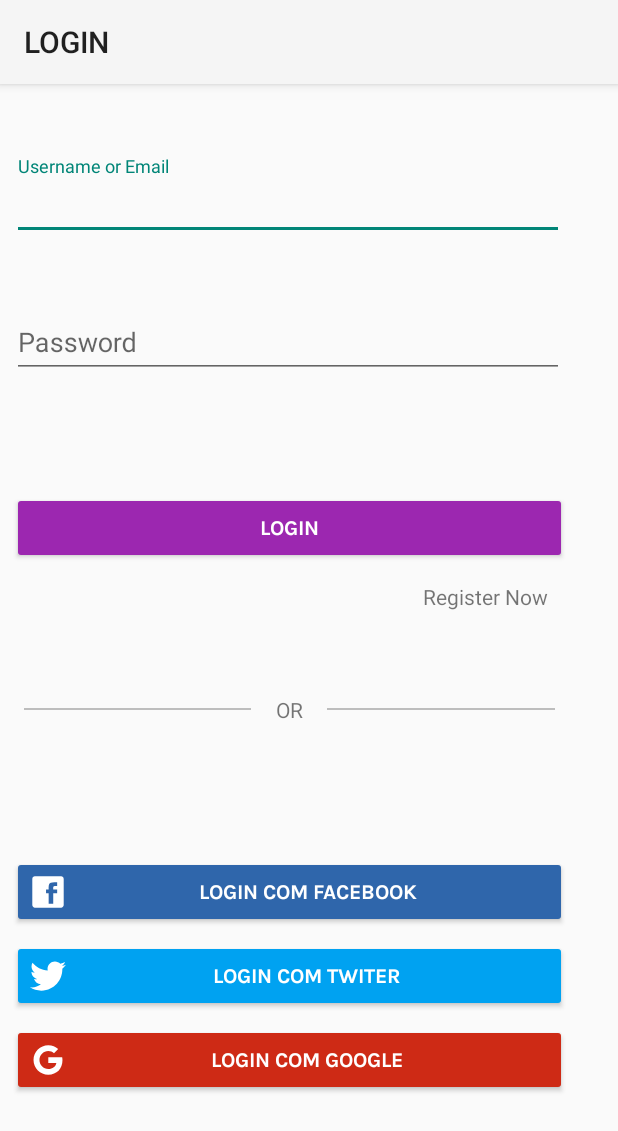
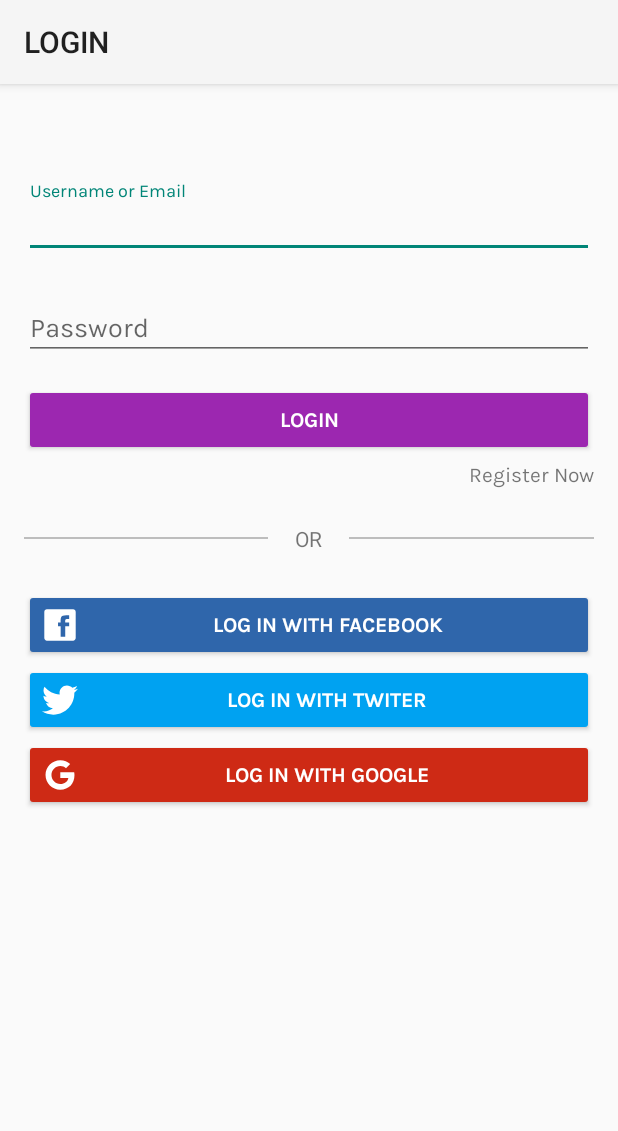
Before and after one commit to sergiokoloszuk/DigitalNews, an Android app: the LoginActivity screen opened directly, with no data from a screen before it, on a phone screen of 412 x 824 dp. Shown: the top 1131 px of the screen. Run offline under Robolectric (Android 15) with nearby library versions, the light colour scheme and no system bars.

Commit message:
ajustes feitos e activity check box

```diff
--- a/app/src/main/AndroidManifest.xml
+++ b/app/src/main/AndroidManifest.xml
@@ -27,10 +27,10 @@
             android:label="LOGIN"/>
         <activity
             android:name=".RegisterActivity"
-            android:label="REGISTER NOW" />
+            android:label="REGISTER" />
         <activity
-            android:name=".ConfirmationActivity"
-            android:label="REGISTER">
+            android:name=".ThemesActivity"
+            android:label="Seja bem vindo!">
 
         </activity>
     </application>
--- a/app/src/main/java/br/com/digitalnews/digitalnews/RegisterActivity.java
+++ b/app/src/main/java/br/com/digitalnews/digitalnews/RegisterActivity.java
@@ -20,7 +20,7 @@ public class RegisterActivity extends AppCompatActivity {
         btn_register_now.setOnClickListener(new View.OnClickListener() {
             @Override
             public void onClick(View v) {
-                startActivity(new Intent(RegisterActivity.this, MainActivity.class));
+                startActivity(new Intent(RegisterActivity.this, ThemesActivity.class));
             }
         });
 
--- a/app/src/main/java/br/com/digitalnews/digitalnews/ConfirmationActivity.java
+++ b/app/src/main/java/br/com/digitalnews/digitalnews/ThemesActivity.java
@@ -3,11 +3,11 @@ package br.com.digitalnews.digitalnews;
 import android.support.v7.app.AppCompatActivity;
 import android.os.Bundle;
 
-public class ConfirmationActivity extends AppCompatActivity {
+public class ThemesActivity extends AppCompatActivity {
 
     @Override
     protected void onCreate(Bundle savedInstanceState) {
         super.onCreate(savedInstanceState);
-        setContentView(R.layout.activity_confirmation);
+        setContentView(R.layout.activity_themes);
     }
 }
--- a/app/src/main/res/layout/activity_login.xml
+++ b/app/src/main/res/layout/activity_login.xml
@@ -3,112 +3,76 @@
 <ScrollView
 
     xmlns:android="http://schemas.android.com/apk/res/android"
+    xmlns:tools="http://schemas.android.com/tools"
     android:layout_width="match_parent"
     android:layout_height="match_parent"
-    xmlns:app="http://schemas.android.com/apk/res-auto"
-    xmlns:tools="http://schemas.android.com/tools"
-    tools:context="LoginActivity"
     android:fillViewport="true">
 
 
-    <android.support.constraint.ConstraintLayout
+    <LinearLayout
 
 
-
-        android:layout_height="match_parent"
-        android:layout_width="wrap_content">
+        android:layout_width="match_parent"
+        android:layout_height="wrap_content"
+        android:orientation="vertical"
+        android:padding="16dp"
+        tools:context="LoginActivity">
 
 
         <android.support.design.widget.TextInputLayout
             android:id="@+id/username"
-            android:layout_width="368dp"
+            android:layout_width="match_parent"
             android:layout_height="wrap_content"
-            android:layout_marginEnd="8dp"
-            android:layout_marginLeft="8dp"
-            android:layout_marginRight="8dp"
-            android:layout_marginStart="8dp"
-            android:layout_marginTop="48dp"
-            app:layout_constraintEnd_toEndOf="parent"
-            app:layout_constraintHorizontal_bias="0.0"
-            app:layout_constraintStart_toStartOf="parent"
-            app:layout_constraintTop_toTopOf="parent">
+            android:layout_marginTop="48dp">
 
             <android.support.design.widget.TextInputEditText
                 android:id="@+id/txt_username"
                 android:layout_width="match_parent"
                 android:layout_height="wrap_content"
+                android:fontFamily="@font/karla_regular"
                 android:hint="Username or Email" />
         </android.support.design.widget.TextInputLayout>
 
         <android.support.design.widget.TextInputLayout
             android:id="@+id/password"
-            android:layout_width="368dp"
+            android:layout_width="match_parent"
             android:layout_height="wrap_content"
-            android:layout_marginEnd="8dp"
-            android:layout_marginLeft="8dp"
-            android:layout_marginRight="8dp"
-            android:layout_marginStart="8dp"
-            android:layout_marginTop="36dp"
-            app:layout_constraintEnd_toEndOf="parent"
-            app:layout_constraintHorizontal_bias="0.0"
-            app:layout_constraintStart_toStartOf="parent"
-            app:layout_constraintTop_toBottomOf="@+id/username">
+            android:layout_marginTop="16dp">
 
             <android.support.design.widget.TextInputEditText
                 android:id="@+id/txt_password"
                 android:layout_width="match_parent"
                 android:layout_height="wrap_content"
+                android:fontFamily="@font/karla_regular"
                 android:hint="Password" />
 
         </android.support.design.widget.TextInputLayout>
 
         <Button
             android:id="@+id/btn_login"
-            android:layout_width="370dp"
+            android:layout_width="match_parent"
             android:layout_height="wrap_content"
-            android:layout_marginEnd="8dp"
-            android:layout_marginLeft="8dp"
-            android:layout_marginRight="8dp"
-            android:layout_marginStart="8dp"
-            android:layout_marginTop="76dp"
+            android:layout_marginTop="16dp"
             android:backgroundTint="@color/primary"
             android:fontFamily="@font/karla_bold"
             android:text="LOGIN"
-            android:textColor="@color/icons"
-            app:layout_constraintEnd_toEndOf="parent"
-            app:layout_constraintHorizontal_bias="0.498"
-            app:layout_constraintStart_toStartOf="parent"
-            app:layout_constraintTop_toBottomOf="@+id/password" />
+            android:textColor="@color/icons" />
 
         <TextView
             android:id="@+id/register"
             android:layout_width="wrap_content"
             android:layout_height="wrap_content"
-            android:layout_marginEnd="8dp"
-            android:layout_marginLeft="8dp"
-            android:layout_marginRight="8dp"
-            android:layout_marginStart="8dp"
-            android:layout_marginTop="12dp"
+            android:layout_gravity="right"
+            android:layout_marginTop="4dp"
             android:text="Register Now"
-            app:layout_constraintEnd_toEndOf="parent"
-            app:layout_constraintHorizontal_bias="0.955"
-            app:layout_constraintStart_toStartOf="parent"
-            app:layout_constraintTop_toBottomOf="@+id/btn_login" />
+            android:fontFamily="@font/karla_regular"/>
+
 
         <LinearLayout
-            android:id="@+id/linearLayout"
-            android:layout_width="0dp"
+            android:layout_width="match_parent"
             android:layout_height="wrap_content"
-            android:layout_marginEnd="16dp"
-            android:layout_marginLeft="16dp"
-            android:layout_marginRight="16dp"
-            android:layout_marginStart="16dp"
-            android:layout_marginTop="56dp"
-            android:orientation="horizontal"
-            app:layout_constraintEnd_toEndOf="parent"
-            app:layout_constraintHorizontal_bias="0.0"
-            app:layout_constraintStart_toStartOf="parent"
-            app:layout_constraintTop_toBottomOf="@+id/register">
+            android:layout_marginTop="24dp"
+            android:orientation="horizontal">
 
             <View
                 android:layout_width="0dp"
@@ -135,63 +99,43 @@
 
         <Button
             android:id="@+id/btn_facebook"
-            android:layout_width="370dp"
+            style="@style/Widget.AppCompat.Button.Colored"
+            android:layout_width="match_parent"
             android:layout_height="wrap_content"
-            android:layout_marginEnd="8dp"
-            android:layout_marginLeft="8dp"
-            android:layout_marginRight="8dp"
-            android:layout_marginStart="8dp"
-            android:layout_marginTop="88dp"
+            android:layout_marginTop="24dp"
             android:backgroundTint="@color/facebook"
             android:drawableLeft="@drawable/ic_facebook"
             android:fontFamily="@font/karla_bold"
-            android:text="Login com Facebook"
-            android:textColor="@color/icons"
-            app:layout_constraintEnd_toEndOf="parent"
-            app:layout_constraintStart_toStartOf="parent"
-            app:layout_constraintTop_toBottomOf="@+id/linearLayout" />
+            android:text="Log in with facebook"
+            android:textAllCaps="true" />
 
         <Button
-            android:id="@+id/btn_twitter"
-            android:layout_width="370dp"
+            android:id="@+id/btn_twiter"
+            style="@style/Widget.AppCompat.Button.Colored"
+            android:layout_width="match_parent"
             android:layout_height="wrap_content"
-            android:layout_marginEnd="8dp"
-            android:layout_marginLeft="8dp"
-            android:layout_marginRight="8dp"
-            android:layout_marginStart="8dp"
-            android:layout_marginTop="8dp"
+            android:layout_marginTop="2dp"
             android:backgroundTint="@color/twitter"
             android:drawableLeft="@drawable/ic_twitter"
             android:fontFamily="@font/karla_bold"
-            android:text="Login com Twiter"
-            android:textColor="@color/icons"
-            app:layout_constraintEnd_toEndOf="parent"
-            app:layout_constraintHorizontal_bias="0.498"
-            app:layout_constraintStart_toStartOf="parent"
-            app:layout_constraintTop_toBottomOf="@+id/btn_facebook" />
+            android:text="Log in with twiter"
+            android:textAllCaps="true" />
 
 
         <Button
             android:id="@+id/btn_google"
-            android:layout_width="370dp"
+            style="@style/Widget.AppCompat.Button.Colored"
+            android:layout_width="match_parent"
             android:layout_height="wrap_content"
-            android:layout_marginEnd="8dp"
-            android:layout_marginLeft="8dp"
-            android:layout_marginRight="8dp"
-            android:layout_marginStart="8dp"
-            android:layout_marginTop="8dp"
+            android:layout_marginTop="2dp"
             android:backgroundTint="@color/google"
             android:drawableLeft="@drawable/ic_google"
             android:fontFamily="@font/karla_bold"
-            android:text="Login com Google"
-            android:textColor="@color/icons"
-            app:layout_constraintEnd_toEndOf="parent"
-            app:layout_constraintHorizontal_bias="0.498"
-            app:layout_constraintStart_toStartOf="parent"
-            app:layout_constraintTop_toBottomOf="@+id/btn_twitter" />
+            android:text="Log in with google"
+            android:textAllCaps="true" />
 
 
-    </android.support.constraint.ConstraintLayout>
+    </LinearLayout>
 
 
 </ScrollView>
```
Also changed, not shown: app/src/main/res/layout/activity_confirmation.xml (deleted, +0 -9 lines), app/src/main/res/layout/activity_splash.xml (+8 -6 lines), app/src/main/res/layout/activity_themes.xml (added, +93 -0 lines), app/src/main/res/drawable/logo_news.PNG (added).
